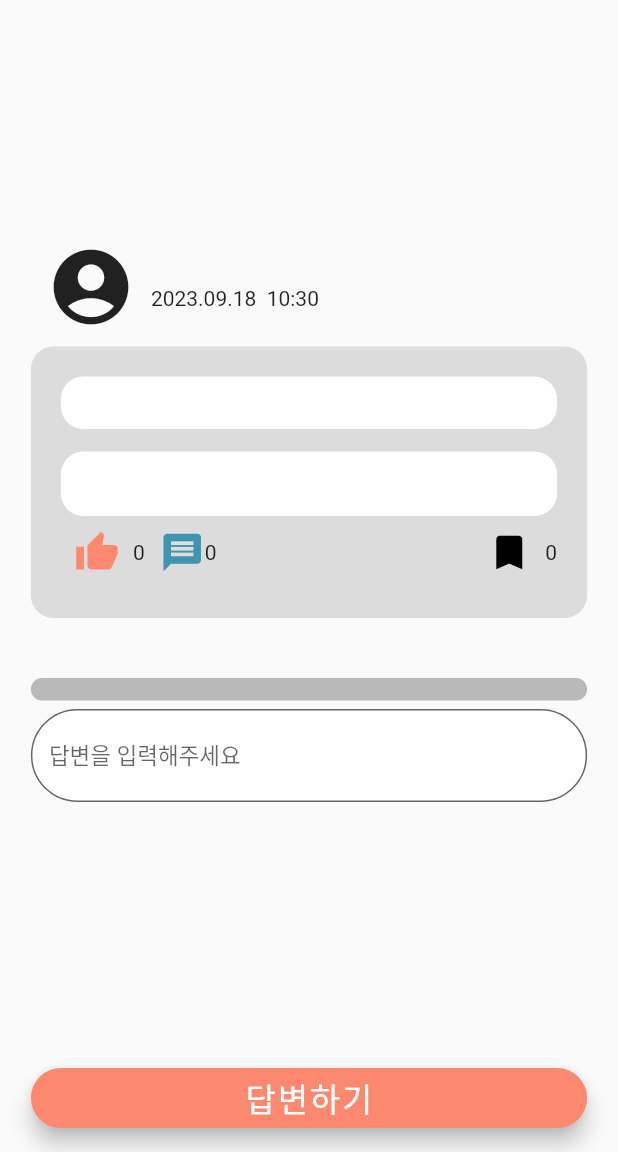
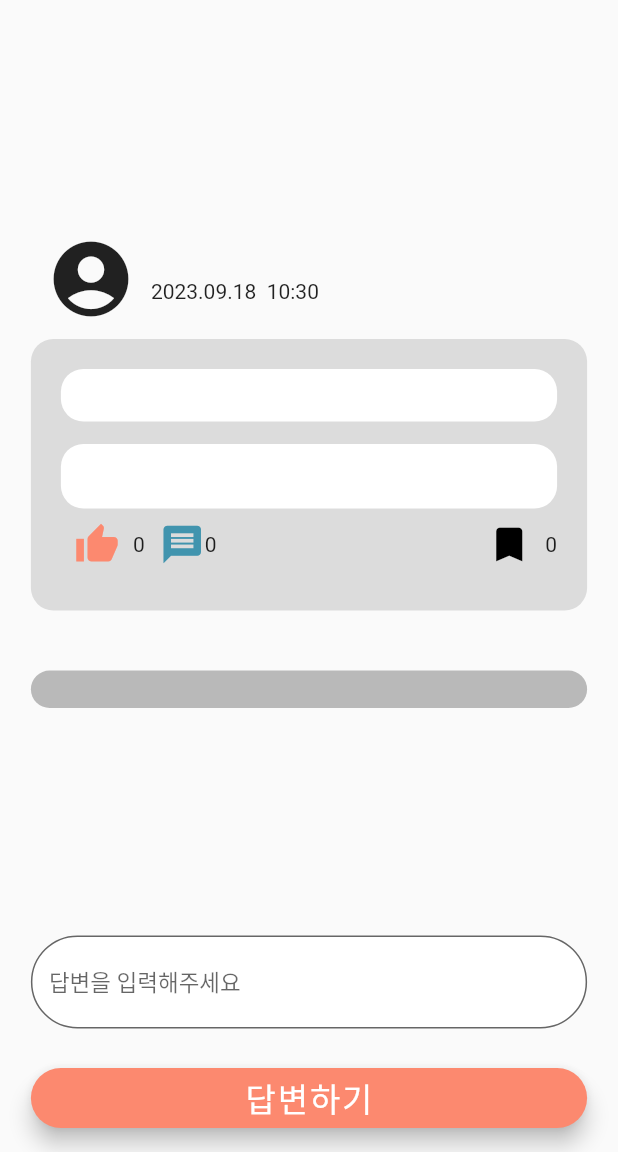
Before and after one commit to pkg0203/Project1, a Flutter app: the QuestionAndAnswerPage screen opened directly with empty values, on a phone screen of 412 x 824 dp, the part 84-1236 px from its top. Run offline on Flutter 3.47's test engine with Material 2 defaults, Android fonts, the light colour scheme and no system bars; our stand-ins replace cloud_firestore, firebase_auth, firebase_core, firebase_ui_firestore, get; accounts and stored records are empty.

```diff
--- a/ku_q/lib/cards/postcard.dart
+++ b/ku_q/lib/cards/postcard.dart
@@ -78,7 +78,7 @@ class _PostCardState extends State<PostCard> {
                       color: const Color(0xD0D0D0D0),
                       width: 2,
                     ),
-                    color: Colors.black12,
+                    color: Color(0xFFE2E2E2),
                   ),
                   padding: const EdgeInsets.fromLTRB(20, 10, 20, 10),
                   width: MediaQuery
--- a/ku_q/lib/question_answer_page.dart
+++ b/ku_q/lib/question_answer_page.dart
@@ -92,9 +92,10 @@ class _QuestionAndAnswerPageState extends State<QuestionAndAnswerPage> {
           elevation: 0,
         ),
 
-        body: Center(
-          child: Stack(
+        body: Stack(
           children: [
+            Center(
+              child:
               /* 질문글 내용 보여주기 */
               SizedBox(
                 width: MediaQuery.of(context).size.width * 0.9,
@@ -120,6 +121,7 @@ class _QuestionAndAnswerPageState extends State<QuestionAndAnswerPage> {
                                   ]
                               )
                           ),
+
                           FutureBuilder<QuerySnapshot> (
                               future: docRef.collection('Answer').orderBy('writeDate').get(),
                               builder: (context, snapshot) {
@@ -231,9 +233,11 @@ class _QuestionAndAnswerPageState extends State<QuestionAndAnswerPage> {
                                               ]
                                           )
                                       ),
+
+                                      /* 답변 리스트 보여주기 */
                                       Container(
                                         margin: const EdgeInsets.fromLTRB(0, 40, 0, 150),
-                                        padding: const EdgeInsets.fromLTRB(15, 15, 15, 0),
+                                        padding: const EdgeInsets.fromLTRB(15, 15, 15, 10),
                                         width: MediaQuery.of(context).size.width * 0.9,
                                         decoration: BoxDecoration(borderRadius: BorderRadius.circular(15), color: Colors.black26),
                                         child: Column(
@@ -251,10 +255,11 @@ class _QuestionAndAnswerPageState extends State<QuestionAndAnswerPage> {
                   ),
                 ),
               ),
-
+            ),
             /* 이 밑으로 답변 작성 관련 부분 */
             Positioned(
                 bottom: MediaQuery.of(context).size.height * 0.1,
+                left: MediaQuery.of(context).size.width * 0.05,
                 child: SizedBox(
                   width: MediaQuery.of(context).size.width * 0.9,
                   // height: 30,
@@ -284,8 +289,7 @@ class _QuestionAndAnswerPageState extends State<QuestionAndAnswerPage> {
                   ),
                 )
             )
-            ],
-          ),
+          ]
         ),
 
         /* 답변하기 버튼 */
```
Also changed, not shown: ku_q/lib/cards/answercard.dart (+51 -23 lines), ku_q/pubspec.lock. Lines whose indentation alone changed are shown as unchanged.
